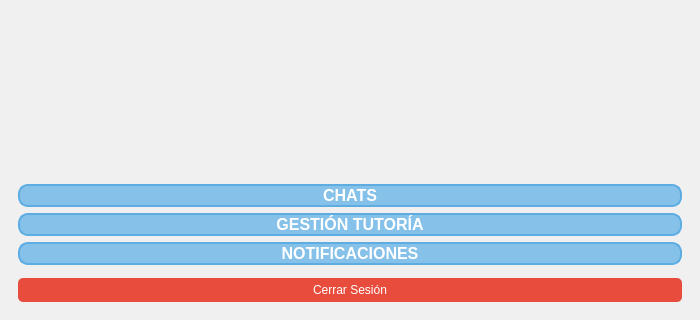
Above: mainwindow.ui from EnriqueB938/ProyectoIS_equipo202 before the change; both pictures show x 0 to 700 and y 230 to 550 of the 700 by 550 pixel window. Below: the same form after it.
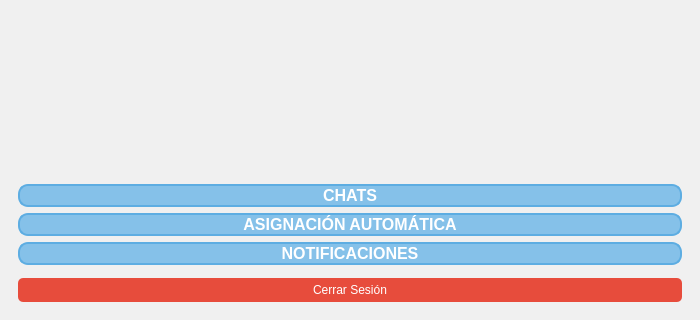
That is the form after the change. The open tabs and pages were chosen to show the change.

Commit message: Cambios interfaz

```diff
--- a/mainwindow.ui
+++ b/mainwindow.ui
@@ -116,7 +116,7 @@
 
         <item>
          <widget class="QPushButton" name="btnDashGestion">
-          <property name="text"><string>GESTIÓN TUTORÍA</string></property>
+          <property name="text"><string>ASIGNACIÓN AUTOMÁTICA</string></property>
           <property name="minimumHeight"><number>70</number></property>
           <property name="font"><font><pointsize>12</pointsize><bold>true</bold></font></property>
           <property name="styleSheet">
```
